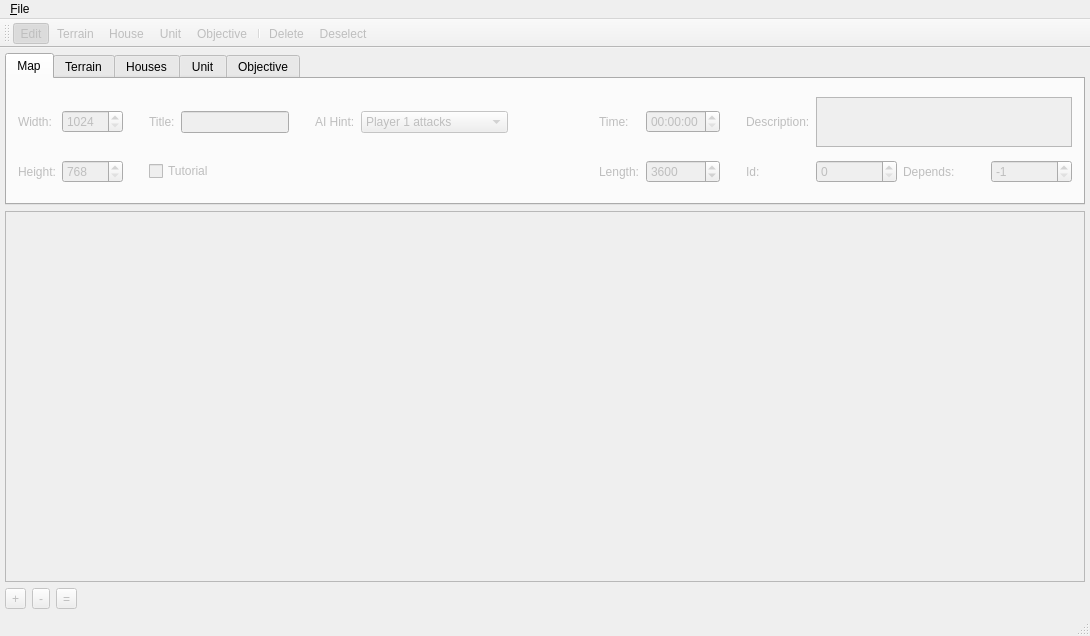
D-Pointer/imperium-editor, file EditorMainWindow.ui: the form before one commit.
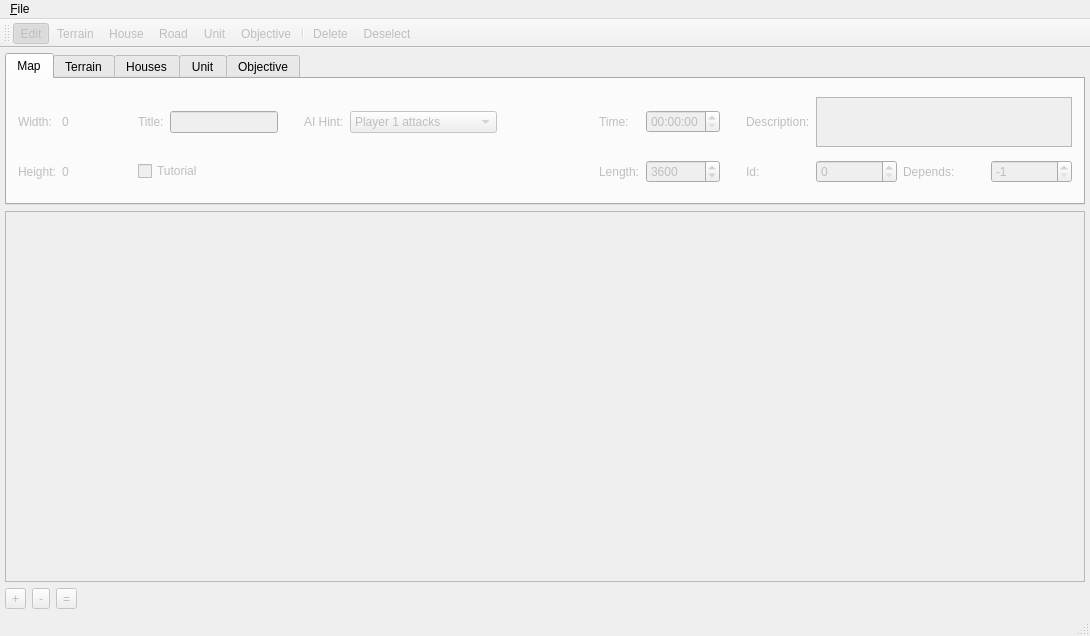
The form after the commit. The open tabs and pages were chosen to show the change. Icons and pictures are not drawn.

The edit to the form file:
```diff
--- a/EditorMainWindow.ui
+++ b/EditorMainWindow.ui
@@ -80,22 +80,6 @@
           </property>
          </spacer>
         </item>
-        <item row="1" column="1">
-         <widget class="QSpinBox" name="m_height">
-          <property name="enabled">
-           <bool>false</bool>
-          </property>
-          <property name="minimum">
-           <number>768</number>
-          </property>
-          <property name="maximum">
-           <number>10000</number>
-          </property>
-          <property name="singleStep">
-           <number>10</number>
-          </property>
-         </widget>
-        </item>
         <item row="0" column="9">
          <widget class="QLabel" name="label_3">
           <property name="text">
@@ -160,22 +144,6 @@
           </property>
          </widget>
         </item>
-        <item row="0" column="1">
-         <widget class="QSpinBox" name="m_width">
-          <property name="enabled">
-           <bool>false</bool>
-          </property>
-          <property name="minimum">
-           <number>1024</number>
-          </property>
-          <property name="maximum">
-           <number>10000</number>
-          </property>
-          <property name="singleStep">
-           <number>10</number>
-          </property>
-         </widget>
-        </item>
         <item row="1" column="10">
          <widget class="QSpinBox" name="m_length">
           <property name="enabled">
@@ -326,6 +294,32 @@
           </property>
          </spacer>
         </item>
+        <item row="0" column="1">
+         <widget class="QLabel" name="m_width">
+          <property name="minimumSize">
+           <size>
+            <width>50</width>
+            <height>0</height>
+           </size>
+          </property>
+          <property name="text">
+           <string>0</string>
+          </property>
+         </widget>
+        </item>
+        <item row="1" column="1">
+         <widget class="QLabel" name="m_height">
+          <property name="minimumSize">
+           <size>
+            <width>50</width>
+            <height>0</height>
+           </size>
+          </property>
+          <property name="text">
+           <string>0</string>
+          </property>
+         </widget>
+        </item>
        </layout>
       </widget>
       <widget class="QWidget" name="m_terrain_tab">
@@ -1004,6 +998,7 @@
    <addaction name="m_edit_action"/>
    <addaction name="m_terrain_action"/>
    <addaction name="m_house_action"/>
+   <addaction name="m_road_action"/>
    <addaction name="m_unit_action"/>
    <addaction name="m_objective_action"/>
    <addaction name="separator"/>
@@ -1127,6 +1122,20 @@
     <string>H</string>
    </property>
   </action>
+  <action name="m_road_action">
+   <property name="checkable">
+    <bool>true</bool>
+   </property>
+   <property name="text">
+    <string>Road</string>
+   </property>
+   <property name="toolTip">
+    <string>Road</string>
+   </property>
+   <property name="shortcut">
+    <string>R</string>
+   </property>
+  </action>
  </widget>
  <layoutdefault spacing="6" margin="11"/>
  <resources>
```
Left out of the diff: 2 changed lines with no effect on the pictures.
